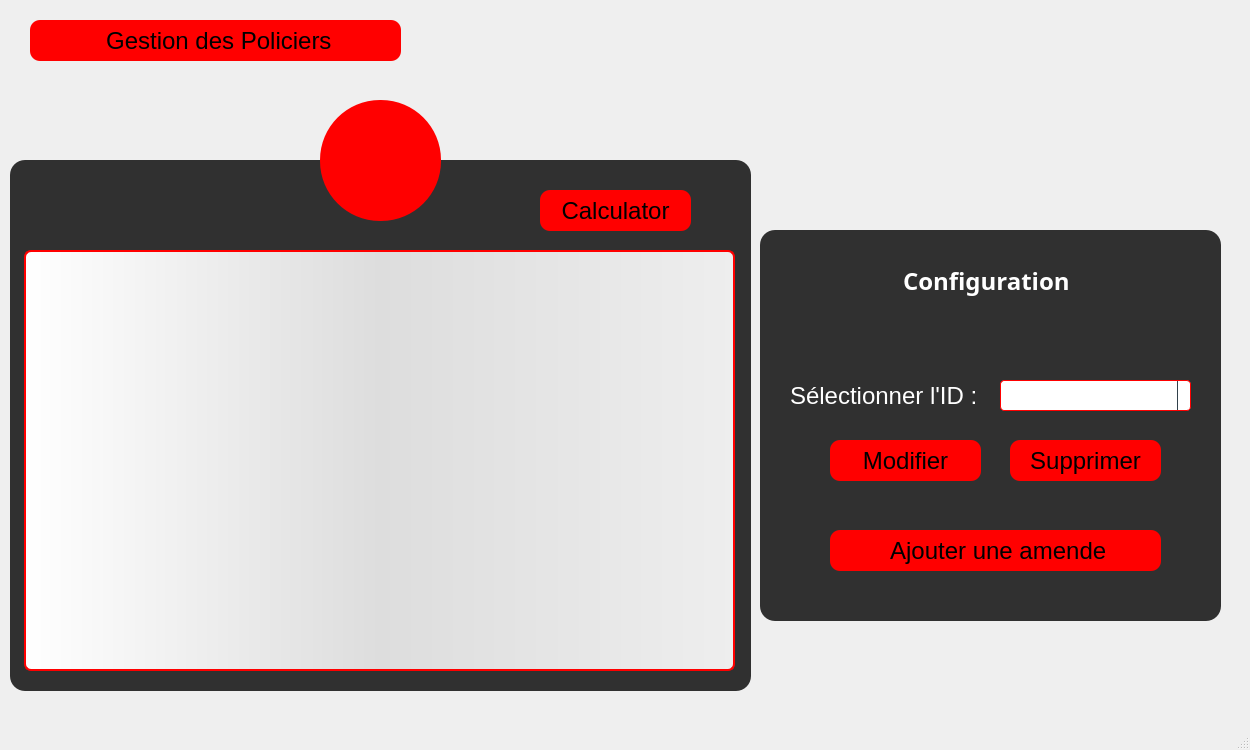
The window that gestionamende.ui (nefissaKhiari/Smart_Plolice_Station) describes before a commit, drawn with Qt 5.
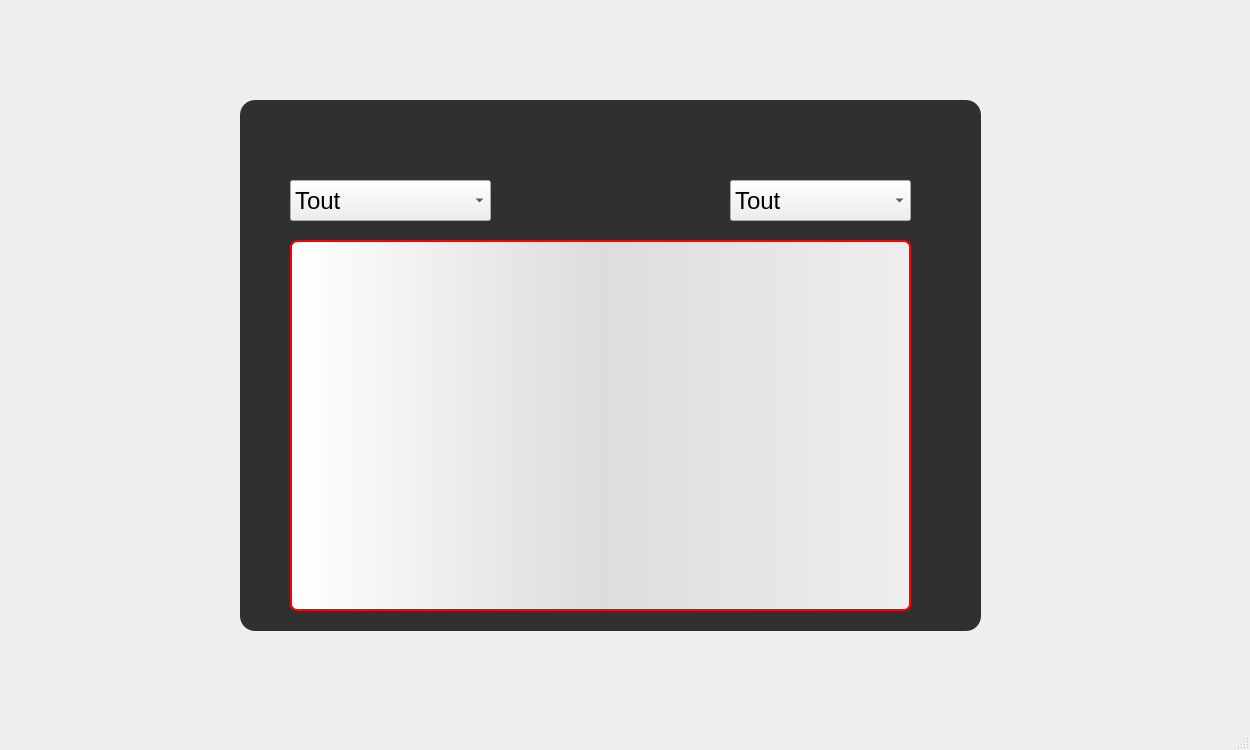
The same window after the commit. Icons and pictures are not drawn.

Commit message: ajout de l'historique

Patch:
```diff
--- a/gestionamende.ui
+++ b/gestionamende.ui
@@ -99,7 +99,7 @@
 }</string>
     </property>
     <property name="currentIndex">
-     <number>4</number>
+     <number>7</number>
     </property>
     <widget class="QWidget" name="Gestions">
      <widget class="QPushButton" name="B_BackToMenu">
@@ -2707,6 +2707,106 @@
       </property>
      </widget>
     </widget>
+    <widget class="QWidget" name="page">
+     <widget class="QFrame" name="page_historique">
+      <property name="geometry">
+       <rect>
+        <x>240</x>
+        <y>100</y>
+        <width>741</width>
+        <height>531</height>
+       </rect>
+      </property>
+      <property name="styleSheet">
+       <string notr="true"/>
+      </property>
+      <property name="frameShape">
+       <enum>QFrame::StyledPanel</enum>
+      </property>
+      <property name="frameShadow">
+       <enum>QFrame::Raised</enum>
+      </property>
+      <widget class="QTableView" name="listhistorique">
+       <property name="geometry">
+        <rect>
+         <x>50</x>
+         <y>140</y>
+         <width>621</width>
+         <height>371</height>
+        </rect>
+       </property>
+       <property name="styleSheet">
+        <string notr="true">QTableView {border: 2px solid red;text-align: top;padding: 4px;border-radius: 7px;border-bottom-left-radius: 7px;background: QLinearGradient( x1: 0, y1: 0, x2: 1, y2: 0,stop: 0 #fff, stop: 1 #eee,stop: 0.5 #ddd,stop: 1 #eee );width: 15px;selection-background-color:QLinearGradient( x1: 0, y1: 0, x2: 1, y2: 0,stop: 0 #FF0000, stop: 1 #FF5F5F,stop: 0.5 #FEAAAA,stop: 1 #eee);selection-color: black;}
+QTableView::item:focus{selection-background-color: red;}
+QScrollBar:vertical{ width: 20px; background: none; /* only these sort effect about width ...*/}
+QScrollBar::handle:vertical{ border: 3px solid #5E749C;text-align: top;padding: 4px;border-radius: 5px; border-bottom-left-radius: 5px;background: QLinearGradient( x1: 0, y1: 0, x2: 1, y2: 0,stop: 0 #fff, stop: 1 #eee,stop: 0.5 #ddd,stop: 1 #eee ); width: 25px; min-height: 20px; max-height: 25px; /*these sort no effect*/ }
+QScrollBar::add-page:vertical {border: 3px solid red;text-align: top;padding: 4px;border-radius: 5px; border-bottom-left-radius: 5px;background:  red; /* adding width: xx px; sorting no effect .. why? */}
+QScrollBar::sub-page:vertical {border: 3px solid green;text-align: top;padding: 4px;border-radius: 5px; border-bottom-left-radius: 5px;background:  green; /* adding width: xx px; sorting no effect .. why? */ }</string>
+       </property>
+       <attribute name="horizontalHeaderCascadingSectionResizes">
+        <bool>false</bool>
+       </attribute>
+       <attribute name="horizontalHeaderDefaultSectionSize">
+        <number>600</number>
+       </attribute>
+      </widget>
+      <widget class="QComboBox" name="combo_action">
+       <property name="geometry">
+        <rect>
+         <x>50</x>
+         <y>80</y>
+         <width>201</width>
+         <height>41</height>
+        </rect>
+       </property>
+       <item>
+        <property name="text">
+         <string>Tout</string>
+        </property>
+       </item>
+       <item>
+        <property name="text">
+         <string>Ajout</string>
+        </property>
+       </item>
+       <item>
+        <property name="text">
+         <string>Modification</string>
+        </property>
+       </item>
+       <item>
+        <property name="text">
+         <string>Suppression</string>
+        </property>
+       </item>
+      </widget>
+      <widget class="QComboBox" name="comboBox_mp">
+       <property name="geometry">
+        <rect>
+         <x>490</x>
+         <y>80</y>
+         <width>181</width>
+         <height>41</height>
+        </rect>
+       </property>
+       <item>
+        <property name="text">
+         <string>Tout</string>
+        </property>
+       </item>
+       <item>
+        <property name="text">
+         <string>Policier</string>
+        </property>
+       </item>
+       <item>
+        <property name="text">
+         <string>Amende</string>
+        </property>
+       </item>
+      </widget>
+     </widget>
+    </widget>
    </widget>
   </widget>
   <widget class="QMenuBar" name="menubar">
```
Left out of the diff: 19 changed lines with no effect on the pictures. The commit also changes 9 other files.
